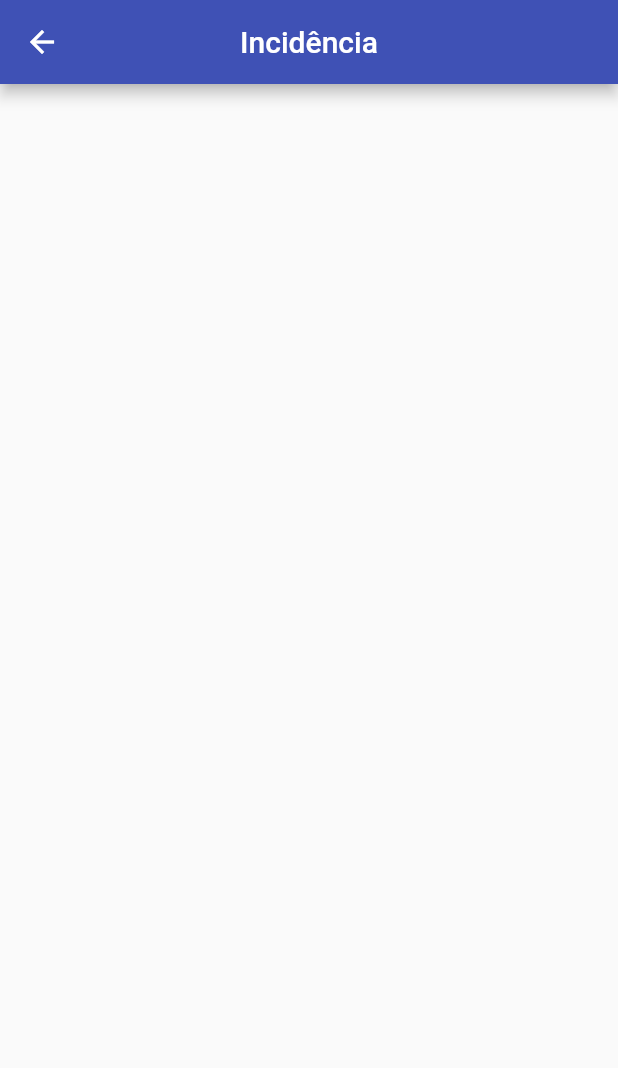
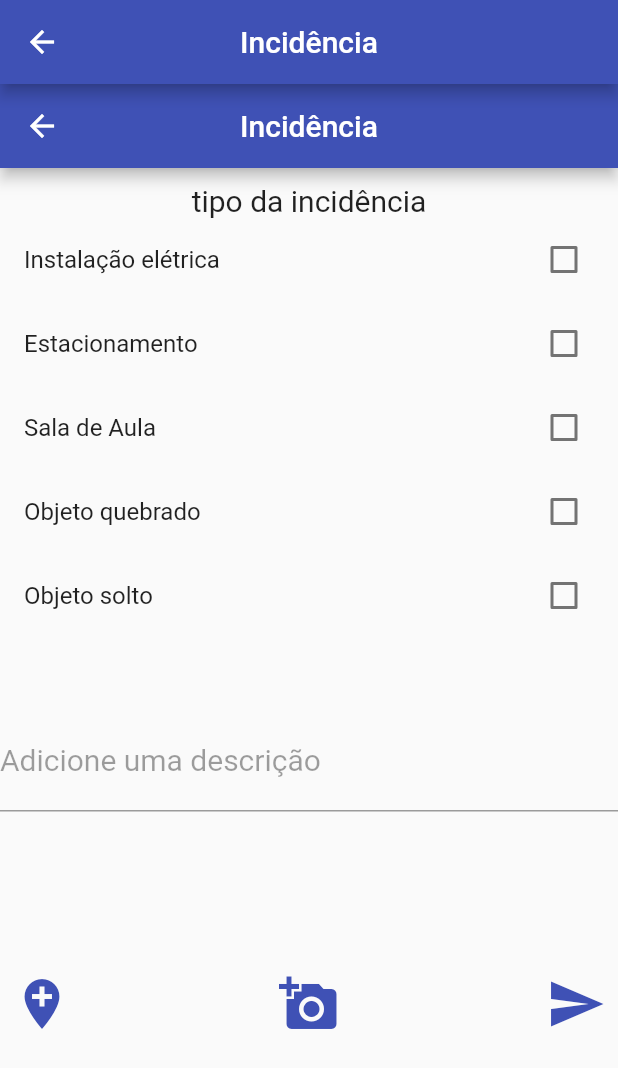
Before and after one commit to franciscogneto/app_Incidencias_Flutter, a Flutter app: the AddIncidence screen opened directly, on a phone screen of 412 x 824 dp. Shown: the top 1068 px of the screen. Run offline on Flutter 3.47's test engine with Material 2 defaults, Android fonts, the phone set to English and light mode, and no system bars.

Commit message:
alterado o contrutor da classe incidencia e criado a página de cadastro de uma incidência

```diff
--- a/lib/models/Incidence.dart
+++ b/lib/models/Incidence.dart
@@ -1,6 +1,3 @@
-import 'dart:html';
-
-import 'package:flutter/cupertino.dart';
 import 'User.dart';
 
 class Incidence{
@@ -10,6 +7,7 @@ class Incidence{
   final String description;
   //final User user;
   final DateTime date = DateTime.now();
+  final int status; // 1 -> finalizado / 2 -> em andamento / 3 -> não aceito
 
-  Incidence(this.description,this.type){}
+  Incidence({this.description,this.type,this.status}){}
 }
--- a/lib/pages/add_incidence.dart
+++ b/lib/pages/add_incidence.dart
@@ -1,7 +1,14 @@
 import 'package:flutter/cupertino.dart';
 import 'package:flutter/material.dart';
+import 'package:incidencias_app/models/Item.dart';
+
+
+
+
 
 class AddIncidence extends StatelessWidget {
+ String type;
+
   @override
   Widget build(BuildContext context) {
     return Scaffold(
@@ -10,7 +17,140 @@ class AddIncidence extends StatelessWidget {
         centerTitle: true,
         backgroundColor: Colors.indigo,
       ),
-      body: null,
+      body: Container(
+        child: AddIncidenceForm(),
+      ),
     );
   }
 }
+
+
+class AddIncidenceForm extends StatefulWidget {
+  var items = new List<Item>();
+
+  AddIncidenceForm(){
+    items = [];
+    items.add(Item(title: 'Instalação elétrica', checked: false));
+    items.add(Item(title: 'Estacionamento', checked: false));
+    items.add(Item(title: 'Sala de Aula', checked: false));
+    items.add(Item(title: 'Objeto quebrado', checked: false));
+    items.add(Item(title: 'Objeto solto', checked: false));
+  }
+
+  @override
+  _AddIncidenceFormState createState() => _AddIncidenceFormState();
+}
+
+class _AddIncidenceFormState extends State<AddIncidenceForm>{
+
+  final _formKey = GlobalKey<FormState>();
+
+
+
+  @override
+  Widget build(BuildContext context){
+    return Scaffold(
+      appBar: AppBar(
+        title: Text("Incidência"),
+        centerTitle: true,
+        backgroundColor: Colors.indigo,
+      ),
+      body: SingleChildScrollView(
+        child: Column(
+
+          mainAxisAlignment:  MainAxisAlignment.start,
+          children: <Widget>[
+
+            Container(
+              padding: EdgeInsets.only(top: 10),
+                child: Text(
+                    'tipo da incidência',
+                  style: TextStyle(
+                    fontSize: 20,
+                  ),
+                ),
+            ),
+            Column(
+              children: <Widget>[
+                ListView.builder(
+                  itemCount: widget.items.length,
+                  shrinkWrap: true,
+                  itemBuilder: (BuildContext context, int index){//como deve construir esses itens na tela
+                    final item = widget.items[index];
+                    print(index);
+                    return CheckboxListTile(
+                      title: Text(item.title),
+                      key: Key(item.title),
+                      value: item.checked,
+                      activeColor: Colors.indigo,
+                      onChanged: (value){
+                        setState(() {
+                          item.checked = value;
+                        });
+                      },
+                    );
+                  },
+                ),
+                SizedBox(height: 50,),
+                ListView(
+                  scrollDirection: Axis.vertical,
+                  shrinkWrap: true,
+                  children: [
+                    TextFormField(
+                      keyboardType: TextInputType.number,
+                      decoration: InputDecoration(
+                        labelText: "Adicione uma descrição",
+                        labelStyle: TextStyle(
+                          color: Colors.black38,
+                          fontWeight: FontWeight.w400,
+                          fontSize: 20,
+                        ),
+                      ),
+                      style: TextStyle(fontSize: 20),
+                    ),
+                  ],
+                ),
+              ],
+            ),
+
+
+            ListView(
+              scrollDirection: Axis.vertical,
+              shrinkWrap: true,
+              children: <Widget>[
+                Padding(
+                  padding: const EdgeInsets.only(top: 100),
+                  child: Row(
+                    mainAxisAlignment: MainAxisAlignment.spaceBetween,
+                    children: <Widget>[
+                      IconButton(
+                          icon: Icon(Icons.add_location),
+                          onPressed: (){},
+                          iconSize: 40,
+                          color: Colors.indigo
+                      ),
+                      IconButton(
+                          icon: Icon(
+                              Icons.add_a_photo
+                          ),
+                          color: Colors.indigo,
+                          iconSize: 40,
+                          onPressed: (){}
+                      ),
+                      IconButton(
+                          icon: Icon(Icons.send),
+                          iconSize: 40,
+                          color: Colors.indigo,
+                          onPressed: (){
+                          }),
+                    ],
+                  ),
+                ),
+              ],
+            ),
+          ],
+        ),
+      ),
+    );
+  }
+}
```
